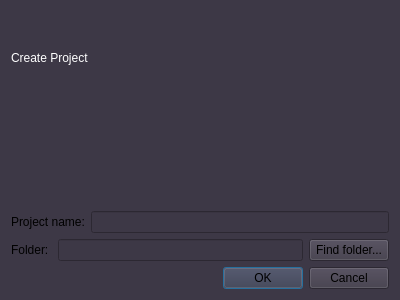
Above: UUEngine/EngineUI/projectcreator.ui from Lvuppp/Game-Engine-UUEngine before the change. Below: the same form after it.
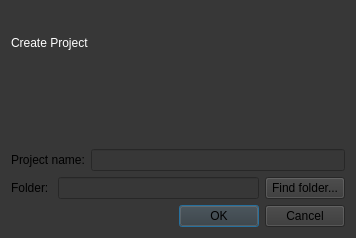
That is the form after the change.

```diff
--- a/UUEngine/EngineUI/projectcreator.ui
+++ b/UUEngine/EngineUI/projectcreator.ui
@@ -6,15 +6,18 @@
    <rect>
     <x>0</x>
     <y>0</y>
-    <width>400</width>
-    <height>300</height>
+    <width>356</width>
+    <height>238</height>
    </rect>
   </property>
   <property name="windowTitle">
    <string>Dialog</string>
   </property>
+  <property name="autoFillBackground">
+   <bool>false</bool>
+  </property>
   <property name="styleSheet">
-   <string notr="true">background-color: rgb(61, 56, 70);</string>
+   <string notr="true">background-color: rgb(55, 55, 55);</string>
   </property>
   <layout class="QVBoxLayout" name="verticalLayout">
    <item>
```
